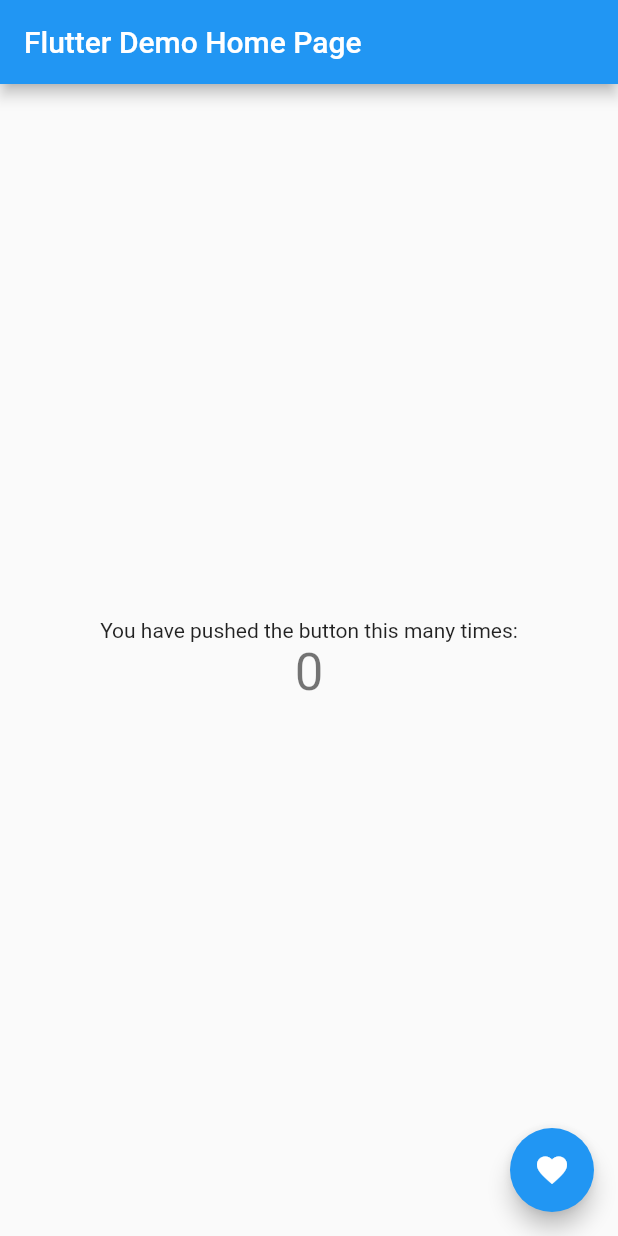
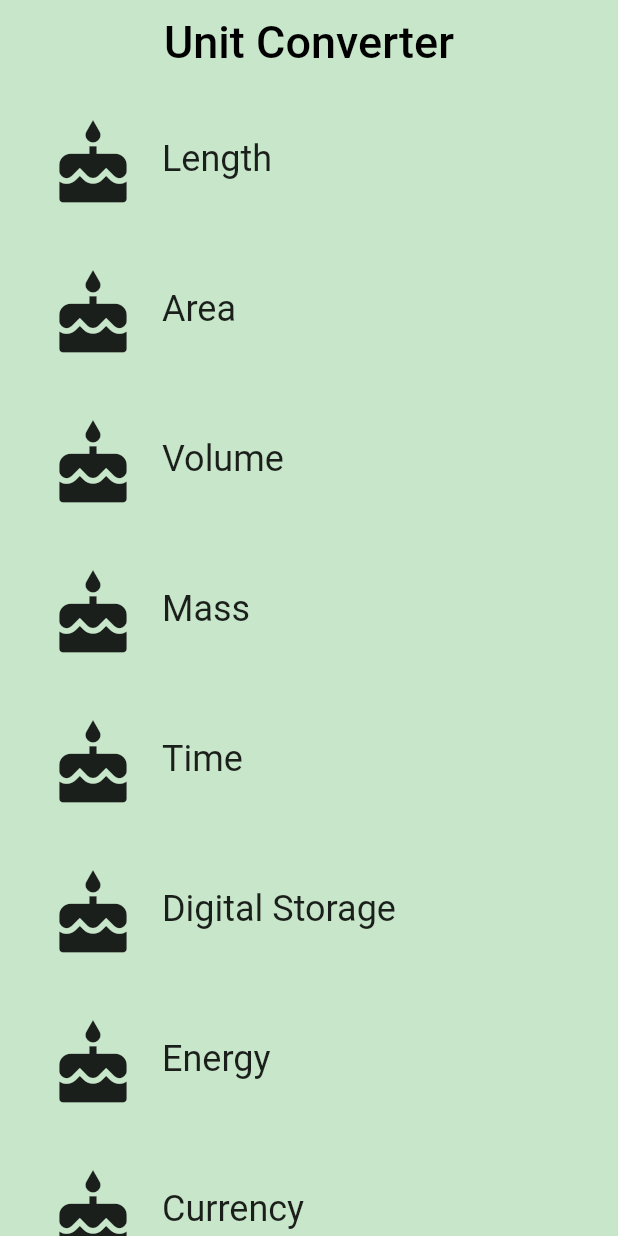
Before and after one commit to ingarcia1/TestRepo_AndroidStudio, a Flutter app: the screen it shows after launch, on a phone screen of 412 x 824 dp. Run offline on Flutter 3.47's test engine with Material 2 defaults, Android fonts, the phone set to English and light mode, and no system bars.

Commit message:
Selectors added, based on solution code

```diff
--- /dev/null
+++ b/lib/category.dart
@@ -0,0 +1,90 @@
+// To keep your imports tidy, follow the ordering guidelines at
+// https://www.dartlang.org/guides/language/effective-dart/style#ordering
+import 'package:flutter/material.dart';
+// @required is defined in the meta.dart package
+import 'package:meta/meta.dart';
+
+// We use an underscore to indicate that these variables are private.
+// See https://www.dartlang.org/guides/language/effective-dart/design#libraries
+final _rowHeight = 100.0;
+final _borderRadius = BorderRadius.circular(_rowHeight / 2);
+
+/// A custom [Category] widget.
+///
+/// The widget is composed on an [Icon] and [Text]. Tapping on the widget shows
+/// a colored [InkWell] animation.
+class Category extends StatelessWidget {
+  final String name;
+  final ColorSwatch color;
+  final IconData iconLocation;
+
+  /// Creates a [Category].
+  ///
+  /// A [Category] saves the name of the Category (e.g. 'Length'), its color for
+  /// the UI, and the icon that represents it (e.g. a ruler).
+  // While the @required checks for whether a named parameter is passed in,
+  // it doesn't check whether the object passed in is null. We check that
+  // in the assert statement.
+  const Category({
+    Key key,
+    @required this.name,
+    @required this.color,
+    @required this.iconLocation,
+  })  : assert(name != null),
+        assert(color != null),
+        assert(iconLocation != null),
+        super(key: key);
+
+  /// Builds a custom widget that shows [Category] information.
+  ///
+  /// This information includes the icon, name, and color for the [Category].
+  @override
+  // This `context` parameter describes the location of this widget in the
+  // widget tree. It can be used for obtaining Theme data from the nearest
+  // Theme ancestor in the tree. Below, we obtain the display1 text theme.
+  // See https://docs.flutter.io/flutter/material/Theme-class.html
+  Widget build(BuildContext context) {
+    return Material(
+      color: Colors.transparent,
+      child: Container(
+        height: _rowHeight,
+        child: InkWell(
+          borderRadius: _borderRadius,
+          highlightColor: color,
+          splashColor: color,
+          // We can use either the () => function() or the () { function(); }
+          // syntax.
+          onTap: () {
+            print('I was tapped!');
+          },
+          child: Padding(
+            padding: EdgeInsets.all(8.0),
+            child: Row(
+              crossAxisAlignment: CrossAxisAlignment.stretch,
+              // There are two ways to denote a list: `[]` and `List()`.
+              // Prefer to use the literal syntax, i.e. `[]`, instead of `List()`.
+              // You can add the type argument if you'd like, i.e. <Widget>[].
+              // See https://www.dartlang.org/guides/language/effective-dart/usage#do-use-collection-literals-when-possible
+              children: [
+                Padding(
+                  padding: EdgeInsets.all(16.0),
+                  child: Icon(
+                    iconLocation,
+                    size: 60.0,
+                  ),
+                ),
+                Center(
+                  child: Text(
+                    name,
+                    textAlign: TextAlign.center,
+                    style: Theme.of(context).textTheme.headline,
+                  ),
+                ),
+              ],
+            ),
+          ),
+        ),
+      ),
+    );
+  }
+}
--- /dev/null
+++ b/lib/category_route.dart
@@ -0,0 +1,89 @@
+// Copyright 2018 The Chromium Authors. All rights reserved.
+// Use of this source code is governed by a BSD-style license that can be
+// found in the LICENSE file.
+
+import 'package:flutter/material.dart';
+
+import 'category.dart';
+
+final _backgroundColor = Colors.green[100];
+
+/// Category Route (screen).
+///
+/// This is the 'home' screen of the Unit Converter. It shows a header and
+/// a list of [Categories].
+///
+/// While it is named CategoryRoute, a more apt name would be CategoryScreen,
+/// because it is responsible for the UI at the route's destination.
+class CategoryRoute extends StatelessWidget {
+  const CategoryRoute();
+
+  static const _categoryNames = <String>[
+    'Length',
+    'Area',
+    'Volume',
+    'Mass',
+    'Time',
+    'Digital Storage',
+    'Energy',
+    'Currency',
+  ];
+
+  static const _baseColors = <Color>[
+    Colors.teal,
+    Colors.orange,
+    Colors.pinkAccent,
+    Colors.blueAccent,
+    Colors.yellow,
+    Colors.greenAccent,
+    Colors.purpleAccent,
+    Colors.red,
+  ];
+
+  /// Makes the correct number of rows for the list view.
+  ///
+  /// For portrait, we construct a [ListView] from the list of category widgets.
+  Widget _buildCategoryWidgets(List<Widget> categories) {
+    return ListView.builder(
+      itemBuilder: (BuildContext context, int index) => categories[index],
+      itemCount: categories.length,
+    );
+  }
+
+  @override
+  Widget build(BuildContext context) {
+    final categories = <Category>[];
+
+    for (var i = 0; i < _categoryNames.length; i++) {
+      categories.add(Category(
+        name: _categoryNames[i],
+        color: _baseColors[i],
+        iconLocation: Icons.cake,
+      ));
+    }
+
+    final listView = Container(
+      color: _backgroundColor,
+      padding: EdgeInsets.symmetric(horizontal: 8.0),
+      child: _buildCategoryWidgets(categories),
+    );
+
+    final appBar = AppBar(
+      elevation: 0.0,
+      title: Text(
+        'Unit Converter',
+        style: TextStyle(
+          color: Colors.black,
+          fontSize: 30.0,
+        ),
+      ),
+      centerTitle: true,
+      backgroundColor: _backgroundColor,
+    );
+
+    return Scaffold(
+      appBar: appBar,
+      body: listView,
+    );
+  }
+}
--- a/lib/main.dart
+++ b/lib/main.dart
@@ -1,109 +1,30 @@
+// Copyright 2018 The Chromium Authors. All rights reserved.
+// Use of this source code is governed by a BSD-style license that can be
+// found in the LICENSE file.
+
+// You can read about packages here: https://flutter.io/using-packages/
 import 'package:flutter/material.dart';
 
-void main() => runApp(new MyApp());
+// You can use a relative import, i.e. `import 'category_route.dart;'` or
+// a package import, as shown below.
+// More details at http://dart-lang.github.io/linter/lints/avoid_relative_lib_imports.html
+import 'category_route.dart';
 
-class MyApp extends StatelessWidget {
-  // This widget is the root of your application.
+/// The function that is called when main.dart is run.
+void main() {
+  runApp(UnitConverterApp());
+}
+
+/// This widget is the root of our application.
+///
+/// The first screen we see is a list [Categories].
+class UnitConverterApp extends StatelessWidget {
   @override
   Widget build(BuildContext context) {
-    return new MaterialApp(
-      title: 'Flutter Demo',
-      theme: new ThemeData(
-        // This is the theme of your application.
-        //
-        // Try running your application with "flutter run". You'll see the
-        // application has a blue toolbar. Then, without quitting the app, try
-        // changing the primarySwatch below to Colors.green and then invoke
-        // "hot reload" (press "r" in the console where you ran "flutter run",
-        // or press Run > Flutter Hot Reload in IntelliJ). Notice that the
-        // counter didn't reset back to zero; the application is not restarted.
-        primarySwatch: Colors.blue,
-      ),
-      home: new MyHomePage(title: 'Flutter Demo Home Page'),
+    return MaterialApp(
+      debugShowCheckedModeBanner: false,
+      title: 'Unit Converter',
+      home: CategoryRoute(),
     );
   }
 }
-
-class MyHomePage extends StatefulWidget {
-  MyHomePage({Key key, this.title}) : super(key: key);
-
-  // This widget is the home page of your application. It is stateful, meaning
-  // that it has a State object (defined below) that contains fields that affect
-  // how it looks.
-
-  // This class is the configuration for the state. It holds the values (in this
-  // case the title) provided by the parent (in this case the App widget) and
-  // used by the build method of the State. Fields in a Widget subclass are
-  // always marked "final".
-
-  final String title;
-
-  @override
-  _MyHomePageState createState() => new _MyHomePageState();
-}
-
-class _MyHomePageState extends State<MyHomePage> {
-  int _counter = 0;
-
-  void _incrementCounter() {
-    setState(() {
-      // This call to setState tells the Flutter framework that something has
-      // changed in this State, which causes it to rerun the build method below
-      // so that the display can reflect the updated values. If we changed
-      // _counter without calling setState(), then the build method would not be
-      // called again, and so nothing would appear to happen.
-      _counter++;
-    });
-  }
-
-  @override
-  Widget build(BuildContext context) {
-    // This method is rerun every time setState is called, for instance as done
-    // by the _incrementCounter method above.
-    //
-    // The Flutter framework has been optimized to make rerunning build methods
-    // fast, so that you can just rebuild anything that needs updating rather
-    // than having to individually change instances of widgets.
-    return new Scaffold(
-      appBar: new AppBar(
-        // Here we take the value from the MyHomePage object that was created by
-        // the App.build method, and use it to set our appbar title.
-        title: new Text(widget.title),
-      ),
-      body: new Center(
-        // Center is a layout widget. It takes a single child and positions it
-        // in the middle of the parent.
-        child: new Column(
-          // Column is also layout widget. It takes a list of children and
-          // arranges them vertically. By default, it sizes itself to fit its
-          // children horizontally, and tries to be as tall as its parent.
-          //
-          // Invoke "debug paint" (press "p" in the console where you ran
-          // "flutter run", or select "Toggle Debug Paint" from the Flutter tool
-          // window in IntelliJ) to see the wireframe for each widget.
-          //
-          // Column has various properties to control how it sizes itself and
-          // how it positions its children. Here we use mainAxisAlignment to
-          // center the children vertically; the main axis here is the vertical
-          // axis because Columns are vertical (the cross axis would be
-          // horizontal).
-          mainAxisAlignment: MainAxisAlignment.center,
-          children: <Widget>[
-            new Text(
-              'You have pushed the button this many times:',
-            ),
-            new Text(
-              '$_counter',
-              style: Theme.of(context).textTheme.display1,
-            ),
-          ],
-        ),
-      ),
-      floatingActionButton: new FloatingActionButton(
-        onPressed: _incrementCounter,
-        tooltip: 'Increment',
-        child: new Icon(Icons.favorite),
-      ), // This trailing comma makes auto-formatting nicer for build methods.
-    );
-  }
-}
```
